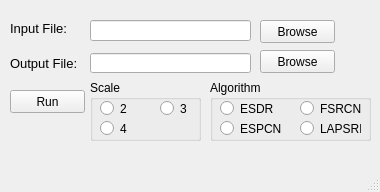
Old version of the form app/mainwindow.ui in the repository A2va/Vidup.
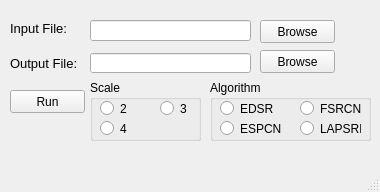
New version of the form.

Commit message: Fix algo name

What changed in the file:
```diff
--- a/app/mainwindow.ui
+++ b/app/mainwindow.ui
@@ -137,7 +137,7 @@
       </rect>
      </property>
      <property name="text">
-      <string>ESDR</string>
+      <string>EDSR</string>
      </property>
      <attribute name="buttonGroup">
       <string notr="true">algoGroup</string>
```
Left out of the diff: 2 changed lines with no effect on the pictures. The commit also changes 2 other files.
